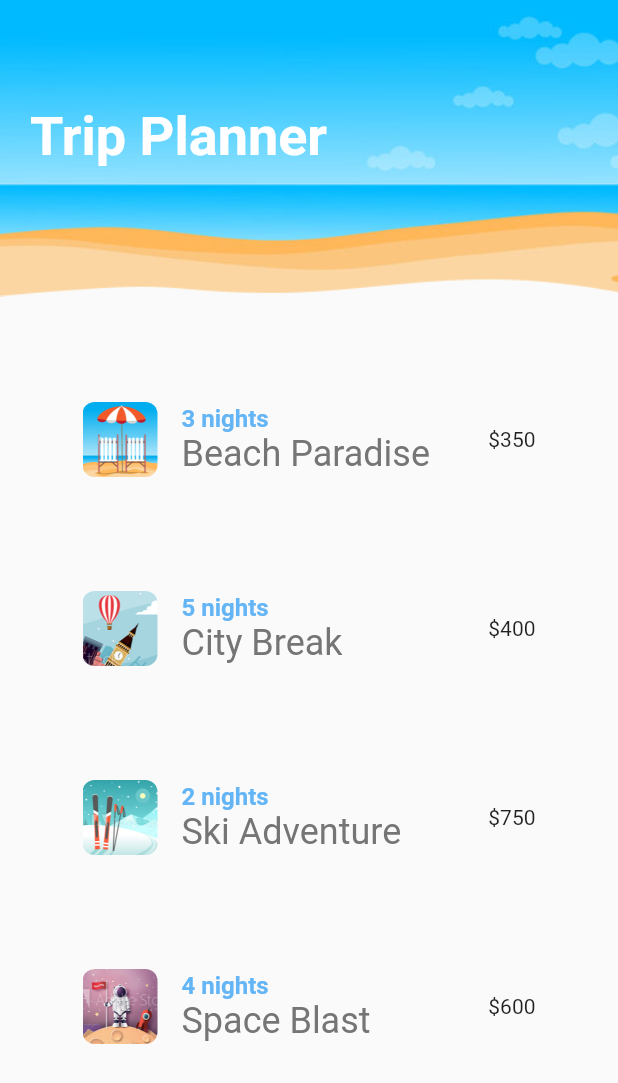
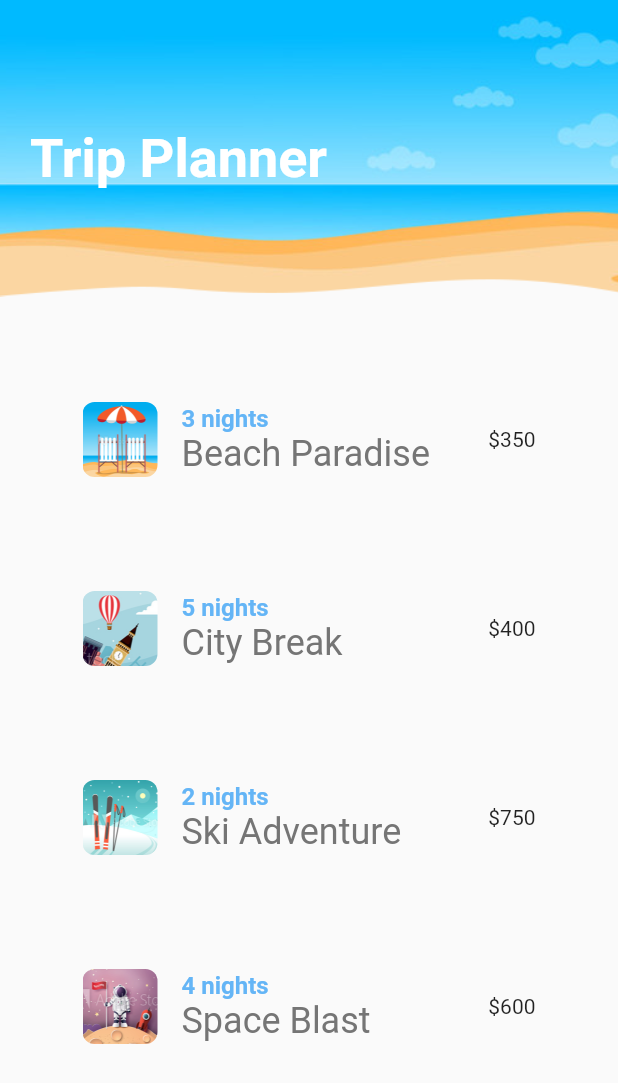
Before and after one commit to JBW7/flutter-apps, a Flutter app: the screen it shows after launch, on a phone screen of 412 x 824 dp. Shown: the top 1083 px of the screen. Run offline on Flutter 3.47's test engine with Material 2 defaults, Android fonts, the phone set to English and light mode, and no system bars; our stand-ins replace flutter_spinkit; missing offline and left inert: lipsum.

Commit message:
main title animated

```diff
--- a/trip_planner_app/lib/main.dart
+++ b/trip_planner_app/lib/main.dart
@@ -1,5 +1,6 @@
 import 'package:flutter/material.dart';
 import 'package:trip_planner_app/screens/home.dart';
+import 'package:trip_planner_app/screens/sandbox.dart';
 
 void main() {
   runApp(MyApp());
--- a/trip_planner_app/lib/shared/screenTitle.dart
+++ b/trip_planner_app/lib/shared/screenTitle.dart
@@ -7,9 +7,22 @@ class ScreenTitle extends StatelessWidget {
 
   @override
   Widget build(BuildContext context) {
-    return Text(
-      text,
-      style: TextStyle(fontSize: 36, color: Colors.white, fontWeight: FontWeight.bold),
+    return TweenAnimationBuilder(
+      child: Text(
+        text,
+        style: TextStyle(fontSize: 36, color: Colors.white, fontWeight: FontWeight.bold),
+      ),
+      tween: Tween<double>(begin: 0, end: 1),
+      duration: Duration(milliseconds: 500),
+      builder: (BuildContext context, double _val, Widget child) {
+        return Opacity(
+          opacity: _val,
+          child: Padding(
+            padding: EdgeInsets.only(top: _val * 15),
+            child: child,
+          ),
+        );
+      }
     );
   }
 }
```
